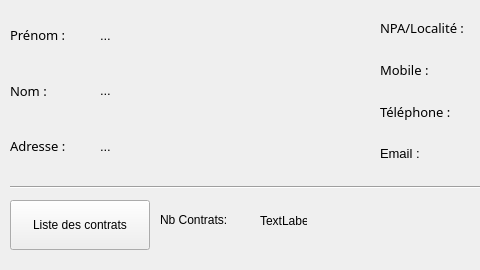
This is view/customerDetailsView.ui in GruberAdam/Sploks as Qt 5 draws it before an edit; both pictures show x 0 to 480 and y 0 to 270 of the 840 by 270 pixel window. The edited form follows.
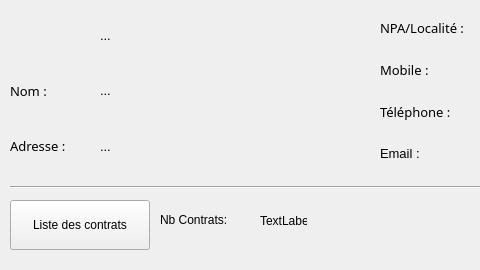
This is the edited form.

Diff of the .ui file:
```diff
--- a/view/customerDetailsView.ui
+++ b/view/customerDetailsView.ui
@@ -43,7 +43,7 @@
        <property name="styleSheet">
         <string notr="true">font: 87 10pt &quot;Arial Black&quot;;</string>
        </property>
-       <property name="text">
+       <property name="firstName">
         <string>Prénom :</string>
        </property>
       </widget>
```
Left out of the diff: 2 changed lines with no effect on the pictures.
